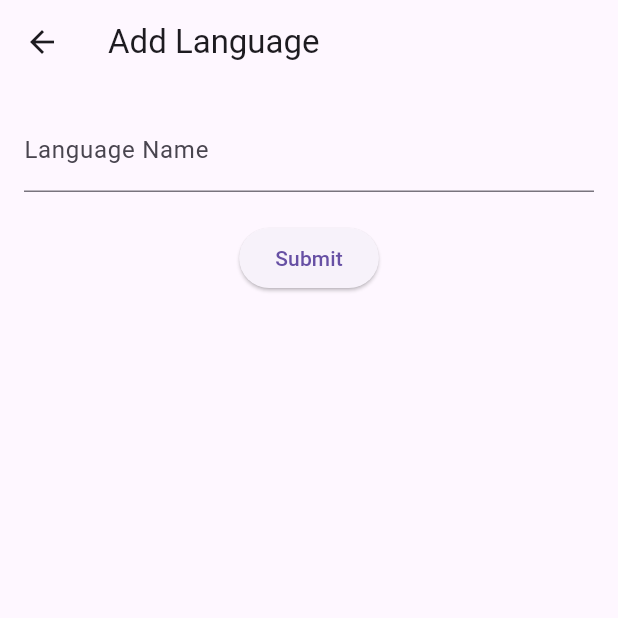
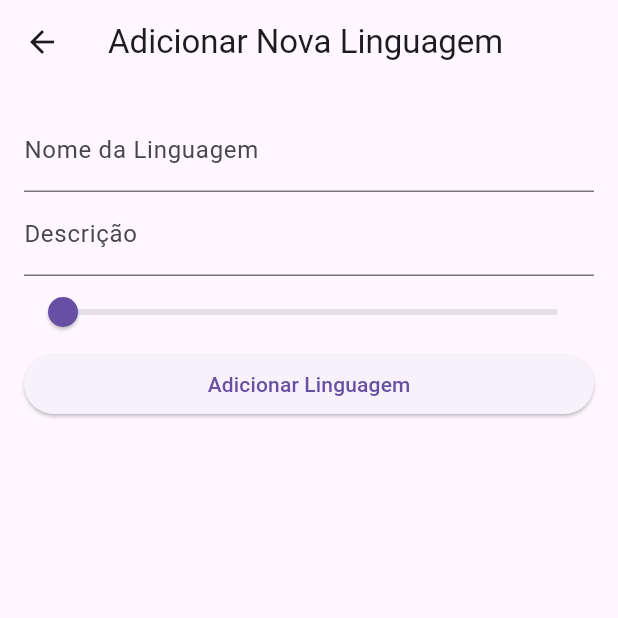
Before and after one commit to LSampaiodev/flutter, a Flutter app: the AddLanguageScreen screen opened directly, on a phone screen of 412 x 824 dp, the top half of it. Run offline on Flutter 3.47's test engine with Material 3 defaults, Android fonts, the light colour scheme and no system bars; network calls fail.

Commit message:
algumas melhorias outras nao

```diff
--- a/study_for_me/study_manager/analysis_options.yaml
+++ b/study_for_me/study_manager/analysis_options.yaml
@@ -7,6 +7,11 @@
 
 # The following line activates a set of recommended lints for Flutter apps,
 # packages, and plugins designed to encourage good coding practices.
+analyzer:
+  errors:
+    library_private_types_in_public_api: ignore
+    unused_field: ignore
+    use_build_context_synchronously: ignore
 include: package:flutter_lints/flutter.yaml
 
 linter:
--- /dev/null
+++ b/study_for_me/study_manager/lib/models/language_model.dart
@@ -0,0 +1,25 @@
+class Language {
+  final String? id;
+  final String name;
+  final String description;
+  final double progress;
+
+  Language({this.id, required this.name, required this.description, this.progress = 0});
+
+  factory Language.fromJson(Map<String, dynamic> json) {
+    return Language(
+      id: json['_id'],
+      name: json['name'],
+      description: json['description'],
+      progress: json['progress']?.toDouble() ?? 0,
+    );
+  }
+
+  Map<String, dynamic> toJson() {
+    return {
+      'name': name,
+      'description': description,
+      'progress': progress,
+    };
+  }
+}
--- a/study_for_me/study_manager/lib/screens/add_language_screen.dart
+++ b/study_for_me/study_manager/lib/screens/add_language_screen.dart
@@ -1,47 +1,82 @@
 import 'package:flutter/material.dart';
+import '../models/language_model.dart';
+import '../services/api_service.dart';
 
 class AddLanguageScreen extends StatefulWidget {
   const AddLanguageScreen({super.key});
 
   @override
-  AddLanguageScreenState createState() => AddLanguageScreenState();
+  _AddLanguageScreenState createState() => _AddLanguageScreenState();
 }
 
-class AddLanguageScreenState extends State<AddLanguageScreen> {
-  final TextEditingController _languageController = TextEditingController();
+class _AddLanguageScreenState extends State<AddLanguageScreen> {
+  final _formKey = GlobalKey<FormState>();
+  final ApiService _apiService = ApiService();
+
+  String _name = '';
+  String _description = '';
+  double _progress = 0.0;
 
   @override
   Widget build(BuildContext context) {
     return Scaffold(
       appBar: AppBar(
-        title: const Text('Add Language'),
+        title: const Text('Adicionar Nova Linguagem'),
       ),
-      body: Padding(
-        padding: const EdgeInsets.all(16.0),
-        child: Column(
+      body: Form(
+        key: _formKey,
+        child: ListView(
+          padding: const EdgeInsets.all(16.0),
           children: [
-            TextField(
-              controller: _languageController,
-              decoration: const InputDecoration(
-                labelText: 'Language Name',
-              ),
+            TextFormField(
+              decoration: const InputDecoration(labelText: 'Nome da Linguagem'),
+              validator: (value) {
+                if (value == null || value.isEmpty) {
+                  return 'Por favor, insira o nome da linguagem';
+                }
+                return null;
+              },
+              onSaved: (value) => _name = value!,
             ),
-            const SizedBox(height: 20),
+            TextFormField(
+              decoration: const InputDecoration(labelText: 'Descrição'),
+              onSaved: (value) => _description = value ?? '',
+            ),
+            Slider(
+              value: _progress,
+              onChanged: (value) {
+                setState(() {
+                  _progress = value;
+                });
+              },
+              min: 0,
+              max: 1,
+              divisions: 100,
+              label: '${(_progress * 100).round()}%',
+            ),
             ElevatedButton(
-              onPressed: () {
-                // Exibir a linguagem inserida ou fazer outra ação
-                final languageName = _languageController.text;
-                if (languageName.isNotEmpty) {
-                  ScaffoldMessenger.of(context).showSnackBar(
-                    SnackBar(content: Text('Language: $languageName added')),
-                  );
-                }
-              },
-              child: const Text('Submit'),
+              onPressed: _submitForm,
+              child: const Text('Adicionar Linguagem'),
             ),
           ],
         ),
       ),
     );
   }
+
+  void _submitForm() async {
+    if (_formKey.currentState!.validate()) {
+      _formKey.currentState!.save();
+      try {
+        await _apiService.createLanguage(
+          Language(name: _name, description: _description, progress: _progress),
+        );
+        Navigator.pop(context, true);
+      } catch (e) {
+        ScaffoldMessenger.of(context).showSnackBar(
+          const SnackBar(content: Text('Erro ao adicionar linguagem')),
+        );
+      }
+    }
+  }
 }
```
Also changed, not shown: study_for_me/study_manager/lib/screens/language_list_screen.dart (+90 -30 lines), study_for_me/study_manager/lib/services/api_service.dart (+23 -21 lines).
